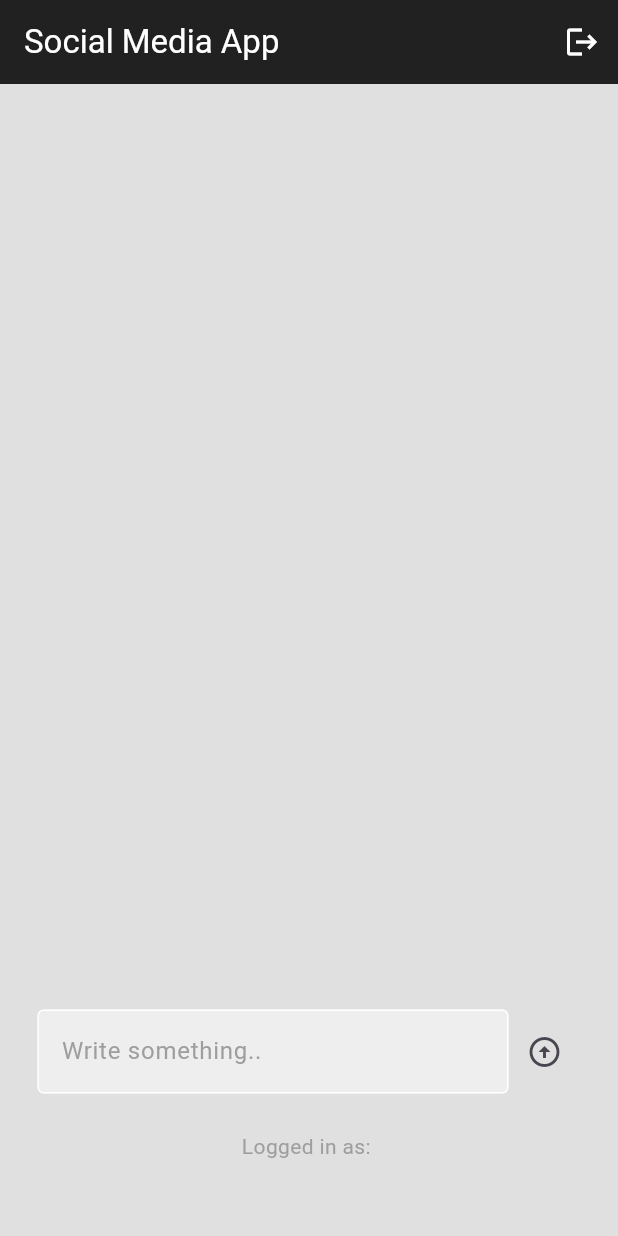
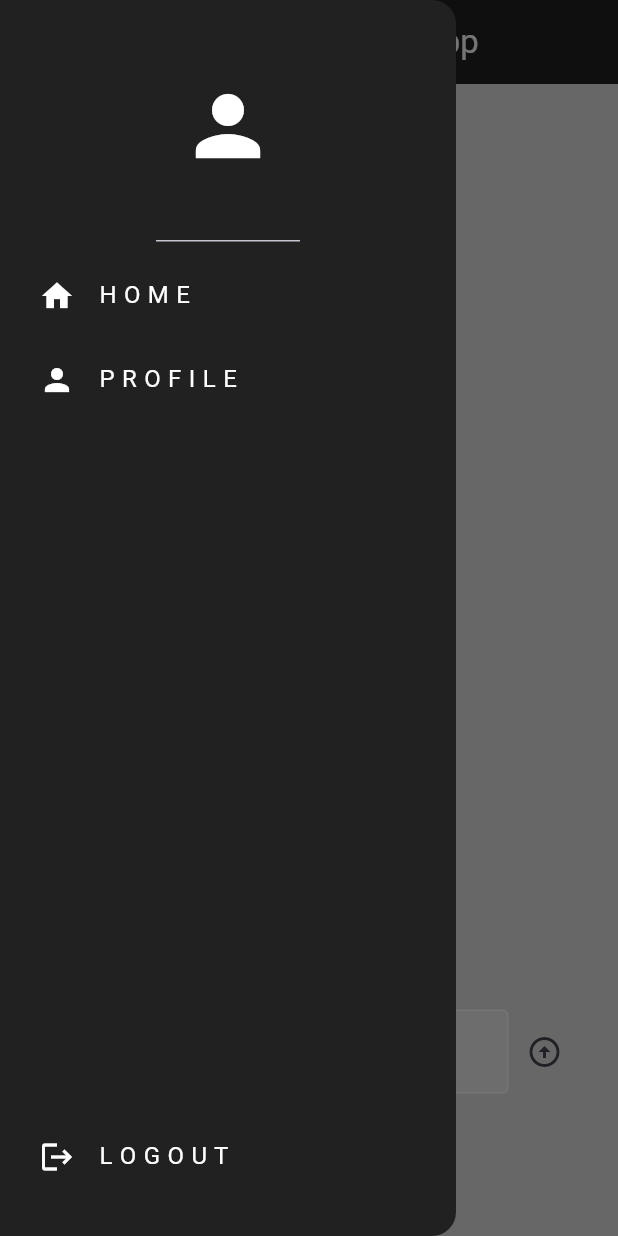
Before and after one commit to PhuongHo03/Flutter-Social-Media-App, a Flutter app: the screen it shows once a user with an empty profile is signed in, with the side drawer open (before the commit the screen has no drawer), on a phone screen of 412 x 824 dp. Run offline on Flutter 3.47's test engine with Material 3 defaults, Android fonts, the phone set to English and light mode, and no system bars; our stand-ins replace cloud_firestore, firebase_auth, firebase_core; accounts and stored records are empty.

Commit message:
add drawer and profile func

```diff
--- /dev/null
+++ b/lib/components/drawer.dart
@@ -0,0 +1,60 @@
+import 'package:flutter/material.dart';
+import 'package:social_app/components/list_tile.dart';
+
+class MyDrawer extends StatelessWidget {
+  final void Function()? onProfile;
+  final void Function()? onSignout;
+  const MyDrawer({
+    super.key,
+    required this.onProfile,
+    required this.onSignout,
+  });
+
+  @override
+  Widget build(BuildContext context) {
+    return Drawer(
+      backgroundColor: Colors.grey[900],
+      child: Column(
+        mainAxisAlignment: MainAxisAlignment.spaceBetween,
+        children: [
+          Column(
+            children: [
+              //header
+              const DrawerHeader(
+                child: Icon(
+                  Icons.person,
+                  color: Colors.white,
+                  size: 64,
+                ),
+              ),
+
+              //home list tile
+              MyListTile(
+                icon: Icons.home,
+                text: "H O M E",
+                onTap: () => Navigator.pop(context),
+              ),
+
+              //profire list tile
+              MyListTile(
+                icon: Icons.person,
+                text: "P R O F I L E",
+                onTap: onProfile,
+              ),
+            ],
+          ),
+
+          //logout list tile
+          Padding(
+            padding: const EdgeInsets.only(bottom: 25.0),
+            child: MyListTile(
+              icon: Icons.logout,
+              text: "L O G O U T",
+              onTap: onSignout,
+            ),
+          ),
+        ],
+      ),
+    );
+  }
+}
--- /dev/null
+++ b/lib/components/list_tile.dart
@@ -0,0 +1,33 @@
+import 'package:flutter/material.dart';
+
+class MyListTile extends StatelessWidget {
+  final IconData icon;
+  final String text;
+  final void Function()? onTap;
+  const MyListTile({
+    super.key,
+    required this.icon,
+    required this.text,
+    required this.onTap,
+  });
+
+  @override
+  Widget build(BuildContext context) {
+    return Padding(
+      padding: const EdgeInsets.only(left: 10.0),
+      child: ListTile(
+        leading: Icon(
+          icon,
+          color: Colors.white,
+        ),
+        onTap: onTap,
+        title: Text(
+          text,
+          style: TextStyle(
+            color: Colors.white,
+          ),
+        ),
+      ),
+    );
+  }
+}
--- a/lib/pages/home_page.dart
+++ b/lib/pages/home_page.dart
@@ -1,8 +1,10 @@
 import 'package:firebase_auth/firebase_auth.dart';
 import 'package:cloud_firestore/cloud_firestore.dart';
 import 'package:flutter/material.dart';
+import 'package:social_app/components/drawer.dart';
 import 'package:social_app/components/post.dart';
 import 'package:social_app/components/text_field.dart';
+import 'package:social_app/pages/profile_page.dart';
 
 class HomePage extends StatefulWidget {
   const HomePage({super.key});
@@ -41,29 +43,46 @@ class _HomePageState extends State<HomePage> {
     });
   }
 
+  //navigator to profile page
+  void goToProfilePage() {
+    //pop menu drawer
+    Navigator.pop(context);
+
+    //go to profile page
+    Navigator.push(
+      context,
+      MaterialPageRoute(
+        builder: (context) => const ProfilePage(),
+      ),
+    );
+  }
+
   @override
   Widget build(BuildContext context) {
     return Scaffold(
       backgroundColor: Colors.grey[300],
       appBar: AppBar(
-        title: Text(
-          "Social Media App",
-          style: TextStyle(
-            color: Colors.white,
+        //color of all icon in appbar
+        iconTheme: IconThemeData(
+          color: Colors.white,
+        ),
+        title: Center(
+          child: Text(
+            "Social Media App",
+            style: TextStyle(
+              color: Colors.white,
+            ),
           ),
         ),
         backgroundColor: Colors.grey[900],
-        actions: [
-          //sign out button
-          IconButton(
-            onPressed: signOut,
-            icon: Icon(
-              Icons.logout,
-              color: Colors.white,
-            ),
-          ),
-        ],
       ),
+
+      //drawer
+      drawer: MyDrawer(
+        onProfile: goToProfilePage,
+        onSignout: signOut,
+      ),
+
       body: Center(
         child: Column(
           children: [
```
Also changed, not shown: lib/components/text_box.dart (added, +54 -0 lines), lib/pages/profile_page.dart (added, +172 -0 lines), lib/pages/register_page.dart (+12 -1 lines).
